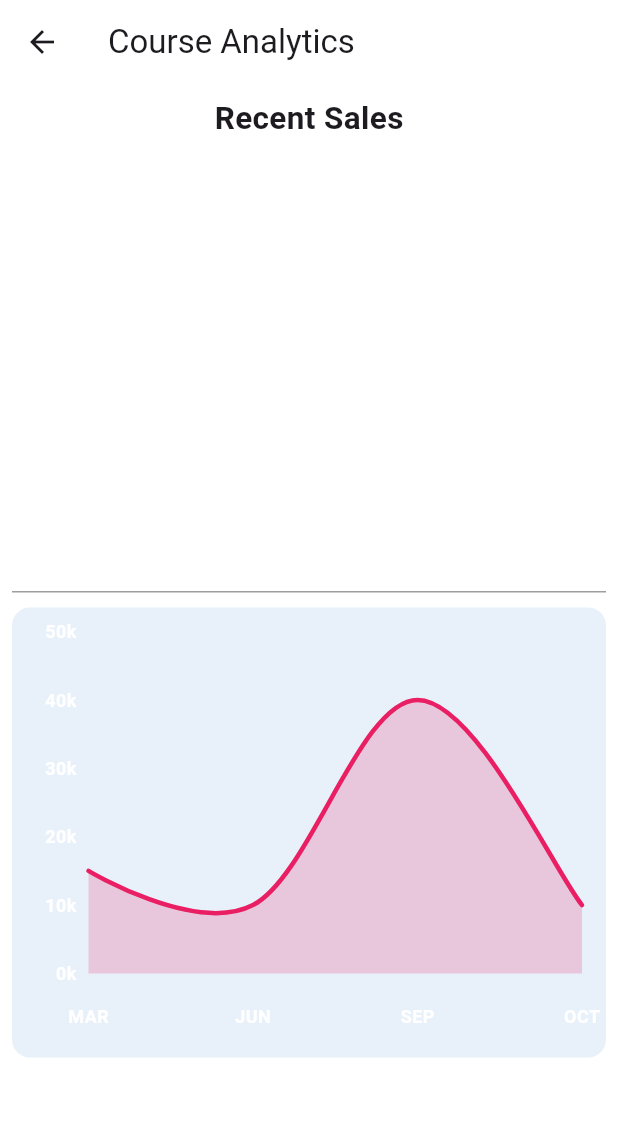
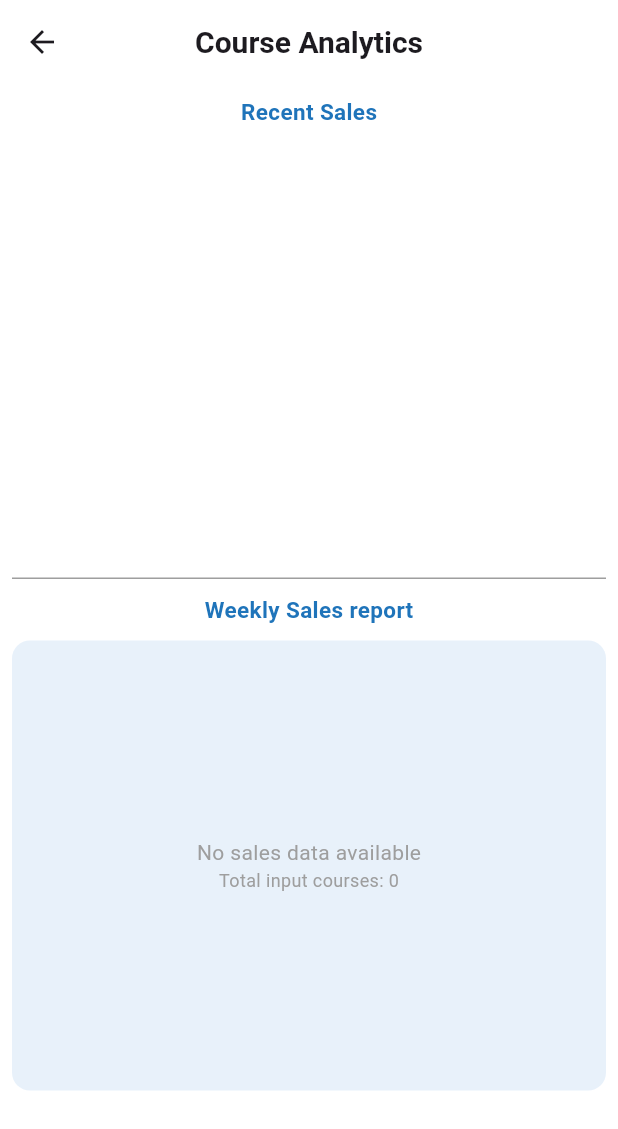
Before and after one commit to vibintomy/growmind_tutor, a Flutter app: the CourseAnalytics screen opened directly, on a phone screen of 412 x 824 dp. Shown: the top 1129 px of the screen. Run offline on Flutter 3.47's test engine with Material 3 defaults, Android fonts, the phone set to English and light mode, and no system bars; drawn by our look-alikes of fl_chart; our stand-ins replace awesome_snackbar_content, chewie, cloud_firestore, dartz, equatable, file_picker and 12 more; missing offline and left inert: dart:ffi, firebase_cloud_firestore, pdfx; accounts and stored records are empty; network calls fail; statements that could not run were skipped.

Commit message:
chart implimented

```diff
--- /dev/null
+++ b/lib/features/home/data/data_source/student_datasource.dart
@@ -0,0 +1,5 @@
+import 'package:growmind_tutuor/features/home/domain/entities/student_entities.dart';
+
+abstract class StudentDatasource {
+  Future<List<StudentEntities>> getStudent(String tutorId);
+}
--- /dev/null
+++ b/lib/features/home/domain/entities/student_entities.dart
@@ -0,0 +1,5 @@
+class StudentEntities {
+  final String displayName;
+  final String imageUrl;
+  StudentEntities({required this.displayName, required this.imageUrl});
+}
--- /dev/null
+++ b/lib/features/home/domain/repository/fetch_student_repositories.dart
@@ -0,0 +1,5 @@
+import 'package:growmind_tutuor/features/home/domain/entities/student_entities.dart';
+
+abstract class FetchStudentRepositories {
+  Future<List<StudentEntities>> getStudent(String tutorId);
+}
--- /dev/null
+++ b/lib/features/home/domain/usecases/fetch_student_usecases.dart
@@ -0,0 +1,10 @@
+import 'package:growmind_tutuor/features/home/domain/entities/student_entities.dart';
+import 'package:growmind_tutuor/features/home/domain/repository/fetch_student_repositories.dart';
+
+class FetchStudentUsecases {
+  final FetchStudentRepositories fetchStudentRepositories;
+  FetchStudentUsecases(this.fetchStudentRepositories);
+  Future<List<StudentEntities>> call(String tutorId) {
+    return fetchStudentRepositories.getStudent(tutorId);
+  }
+}
--- /dev/null
+++ b/lib/features/home/presentation/bloc/student_bloc/student_bloc.dart
@@ -0,0 +1,25 @@
+import 'package:flutter_bloc/flutter_bloc.dart';
+import 'package:growmind_tutuor/features/home/domain/entities/student_entities.dart';
+import 'package:growmind_tutuor/features/home/domain/usecases/fetch_student_usecases.dart';
+import 'package:growmind_tutuor/features/home/presentation/bloc/student_bloc/student_event.dart';
+import 'package:growmind_tutuor/features/home/presentation/bloc/student_bloc/student_state.dart';
+
+class StudentBloc extends Bloc<StudentEvent, StudentState> {
+  final FetchStudentUsecases fetchStudentUsecases;
+  StudentBloc(this.fetchStudentUsecases) : super(StudentStateInitial()) {
+    on<GetStudentEvent>((event, emit) async {
+      emit(StudentStateLoading());
+
+      try {
+        final student = await fetchStudentUsecases.call(event.tutorId);
+        print('Have the values $student');
+      final students = (student as List).cast<StudentEntities>();
+
+
+        emit(StudentStateLoaded(students));
+      } catch (e) {
+        emit(StudentStateError());
+      }
+    });
+  }
+}
--- /dev/null
+++ b/lib/features/home/presentation/bloc/student_bloc/student_event.dart
@@ -0,0 +1,6 @@
+abstract class StudentEvent {}
+
+class GetStudentEvent extends StudentEvent {
+  final String tutorId;
+  GetStudentEvent(this.tutorId);
+}
--- /dev/null
+++ b/lib/features/home/presentation/bloc/student_bloc/student_state.dart
@@ -0,0 +1,15 @@
+import 'package:growmind_tutuor/features/home/domain/entities/student_entities.dart';
+
+abstract class StudentState {}
+
+class StudentStateInitial extends StudentState {}
+
+class StudentStateLoading extends StudentState {}
+
+class StudentStateLoaded extends StudentState {
+  final List<StudentEntities> student;
+  final DateTime timeStamp;
+  StudentStateLoaded(this.student) : timeStamp = DateTime.now();
+}
+
+class StudentStateError extends StudentState {}
--- a/lib/features/home/presentation/pages/course_analytics.dart
+++ b/lib/features/home/presentation/pages/course_analytics.dart
@@ -16,10 +16,12 @@ class CourseAnalytics extends StatelessWidget {
     context
         .read<SalesCourseBloc>()
         .add(GetSalesCourseEvent(tutorId: tutorId!.uid));
+
     return Scaffold(
       backgroundColor: textColor,
       appBar: AppBar(
-        title: const Text('Course Analytics'),
+        title: const Text('Course Analytics',style: TextStyle(fontWeight: FontWeight.bold,fontSize: 20),),
+        centerTitle: true,
         backgroundColor: textColor,
       ),
       body: Padding(
@@ -28,16 +30,18 @@ class CourseAnalytics extends StatelessWidget {
           children: [
             const Text(
               'Recent Sales',
-              style: TextStyle(fontWeight: FontWeight.bold, fontSize: 21),
+              style: TextStyle(fontWeight: FontWeight.bold, fontSize: 15,color: mainColor),
             ),
             BlocBuilder<SalesCourseBloc, SalesCourseState>(
               builder: (context, state) {
                 if (state is SalesCourseLoading) {
                   return const Center(
-                  child: Text('Failed to Load value'),
+                    child: CircularProgressIndicator(),
                   );
                 } else if (state is SalesCourseLoaded) {
-                return SizedBox(
+                  return Column(
+                    children: [
+                      SizedBox(
                         height: 300,
                         child: ListView.builder(
                           itemCount: state.courses.length,
@@ -45,43 +49,59 @@ class CourseAnalytics extends StatelessWidget {
                             final course = state.courses[index];
                             final totalValue = (double.tryParse(course.coursePrice.toString()) ?? 0) *
                                 (int.tryParse(course.purchaseCount.toString()) ?? 0);
-
-
                             return ListTile(
                               leading: SizedBox(
                                 height: 30,
                                 width: 30,
                                 child: ClipOval(
-                                  child: Image.network(course.imageUrl))),
+                                  child: Image.network(
+                                    course.imageUrl,
+                                    fit: BoxFit.cover,
+                                    errorBuilder: (context, error, stackTrace) {
+                                      return const Icon(Icons.error, color: Colors.red);
+                                    },
+                                  ),
+                                ),
+                              ),
                               title: Text(course.courseName),
-                          subtitle: Text( DateTime.parse(course.createdAt).toLocal().toString(),),
-                       trailing: Text('+ \$${totalValue.toStringAsFixed(2)}',style:const TextStyle(color: Colors.green),),
-
-
+                              subtitle: Text(
+                                DateTime.parse(course.createdAt).toLocal().toString(),
+                              ),
+                              trailing: Text(
+                                '+ \$${totalValue.toStringAsFixed(2)}',
+                                style: const TextStyle(color: Colors.green),
+                              ),
                             );
-                      }),
+                          },
+                        ),
+                      ),
+                      const Divider(
+                        height: 1,
+                        color: greyColor,
+                        thickness: 1,
+                      ),
+                      kheight,
+                       const Text(
+              'Weekly Sales report',
+              style: TextStyle(fontWeight: FontWeight.bold, fontSize: 15,color: mainColor),
+            ),
+                      kheight,
+                      SizedBox(
+                        height: 300,
+                        width: MediaQuery.of(context).size.width,
+                        child: LineChartGraphWidget(courses: state.courses),
+                      ),
+                    ],
                   );
-
                 } else if (state is SalesCourseError) {
                   return const Center(
                     child: Text('Failed to load values'),
                   );
                 }
                 return const Center(
-                child: Text('Failed to get the values '),
+                  child: Text('Failed to get the values'),
                 );
-            }),
-         const   Divider(
-              height: 1,
-              color: greyColor,
-              thickness: 1,
-            ),
-
-            kheight,
-            SizedBox(
-              height: 300,
-              width: MediaQuery.of(context).size.width,
-              child: const LineChartGraphWidget(),
+              },
             ),
           ],
         ),
--- a/lib/features/home/presentation/widgets/line_chart_graph_widget.dart
+++ b/lib/features/home/presentation/widgets/line_chart_graph_widget.dart
@@ -1,16 +1,47 @@
 import 'package:flutter/material.dart';
 import 'package:fl_chart/fl_chart.dart';
+import 'package:intl/intl.dart';
 
 class LineChartGraphWidget extends StatelessWidget {
-  const LineChartGraphWidget({super.key});
+  final List<dynamic> courses;
+
+  const LineChartGraphWidget({super.key, required this.courses});
 
   @override
   Widget build(BuildContext context) {
+    final chartData = _processChartData();
+
+    if (chartData.isEmpty) {
       return Container(
         height: 300,
         decoration: BoxDecoration(
           color: Colors.blue[700]!.withOpacity(.1),
-          borderRadius: BorderRadius.circular(12)),
+          borderRadius: BorderRadius.circular(12),
+        ),
+        child: Center(
+          child: Column(
+            mainAxisAlignment: MainAxisAlignment.center,
+            children: [
+              const Text(
+                'No sales data available',
+                style: TextStyle(color: Colors.grey),
+              ),
+              Text(
+                'Total input courses: ${courses.length}',
+                style: const TextStyle(color: Colors.grey, fontSize: 12),
+              ),
+            ],
+          ),
+        ),
+      );
+    }
+
+    return Container(
+      height: 300,
+      decoration: BoxDecoration(
+        color: Colors.blue[700]!.withOpacity(.1),
+        borderRadius: BorderRadius.circular(12),
+      ),
       padding: const EdgeInsets.all(16.0),
       child: LineChart(
         LineChartData(
@@ -19,82 +50,59 @@ class LineChartGraphWidget extends StatelessWidget {
             leftTitles: AxisTitles(
               sideTitles: SideTitles(
                 showTitles: true,
-                getTitlesWidget: (value, meta) {
+                getTitlesWidget: (value, _) {
                   const style = TextStyle(
-                    color: Colors.white,
+                    color: Colors.black,
                     fontWeight: FontWeight.bold,
                     fontSize: 12,
                   );
-                  return SideTitleWidget(
-                    meta: meta,
-                    child: Text('${value.toInt()}k', style: style),
-                  );
+                  return Text('\$${value.toStringAsFixed(0)}', style: style);
                 },
                 reservedSize: 35,
-                interval: 10,
+                interval: _getYAxisInterval(chartData),
               ),
             ),
             topTitles: const AxisTitles(
-                sideTitles: SideTitles(
-              showTitles: false,
-              reservedSize: 50,
-              interval: 1,
-            )),
-            rightTitles:
-                const AxisTitles(sideTitles: SideTitles(showTitles: false)),
+              sideTitles: SideTitles(showTitles: false),
+            ),
+            rightTitles: const AxisTitles(
+              sideTitles: SideTitles(showTitles: false),
+            ),
             bottomTitles: AxisTitles(
               sideTitles: SideTitles(
                 showTitles: true,
-                  getTitlesWidget: (value, meta) {
+                getTitlesWidget: (value, _) {
                   const style = TextStyle(
-                      color: Colors.white,
+                    color: Colors.black,
                     fontWeight: FontWeight.bold,
                     fontSize: 12,
                   );
-                    Widget text;
-                    switch (value.toInt()) {
-                      case 0:
-                        text = const Text('MAR', style: style);
-                        break;
-                      case 1:
-                        text = const Text('JUN', style: style);
-                        break;
-                      case 2:
-                        text = const Text('SEP', style: style);
-                        break;
-                      case 3:
-                        text = const Text('OCT', style: style);
-                        break;
 
-                      default:
-                        text = const Text('', style: style);
-                        break;
+
+                  if (value >= 0 && value < chartData.length) {
+                    return Text(
+                      '${chartData[value.toInt()].day}\n${chartData[value.toInt()].dateString}',
+                      style: style,
+                      textAlign: TextAlign.center,
+                    );
                   }
-                    return SideTitleWidget(
-                      meta: meta,
-                      space: 20,
-                      child: text,
-                    );
+                  return const Text('', style: TextStyle(fontSize: 0));
                 },
-                  reservedSize: 40,
-                  interval: 1),
+                reservedSize: 50,
+                interval: 1,
               ),
             ),
-          borderData: FlBorderData(
-            show: false, // Remove the border
           ),
+          borderData: FlBorderData(show: false),
           minX: 0,
-          maxX: 3,
+          maxX: (chartData.length - 1).toDouble(),
           minY: 0,
-          maxY: 50,
+          maxY: _getMaxYValue(chartData),
           lineBarsData: [
             LineChartBarData(
-              spots: const [
-                FlSpot(0, 15),
-                FlSpot(1, 10),
-                FlSpot(2, 40),
-                FlSpot(3, 10),
-              ],
+              spots: chartData.asMap().entries.map((entry) {
+                return FlSpot(entry.key.toDouble(), entry.value.totalValue);
+              }).toList(),
               isCurved: true,
               barWidth: 3,
               isStrokeCapRound: true,
@@ -102,8 +110,7 @@ class LineChartGraphWidget extends StatelessWidget {
               color: Colors.pink,
               belowBarData: BarAreaData(
                 show: true,
-                color: Colors.pink.withOpacity(
-                    0.2), // Set the color of the layer below the line
+                color: Colors.pink.withOpacity(0.2),
               ),
             ),
           ],
@@ -111,4 +118,94 @@ class LineChartGraphWidget extends StatelessWidget {
       ),
     );
   }
+
+  List<DailySalesData> _processChartData() {
+
+    if (courses == null || courses.isEmpty) {
+      return [];
     }
+
+
+    final latestDate = courses.map((course) {
+      try {
+        return DateTime.parse(course.createdAt?.toString() ?? '');
+      } catch (e) {
+        return null;
+      }
+    }).where((date) => date != null).toList();
+
+    if (latestDate.isEmpty) {
+      return [];
+    }
+
+    final mostRecentDate = latestDate.reduce((a, b) => a!.isAfter(b!) ? a : b);
+    final sevenDaysAgo = mostRecentDate!.subtract(const Duration(days: 6));
+
+    final Map<DateTime, DailySalesData> dailyData = {};
+
+    for (var course in courses) {
+      DateTime? date;
+      try {
+        date = DateTime.tryParse(course.createdAt?.toString() ?? '');
+
+        if (date == null) continue;
+      } catch (e) {
+        continue;
+      }
+
+      if (date.isBefore(sevenDaysAgo)) continue;
+
+      final coursePrice = double.tryParse(course.coursePrice?.toString() ?? '0') ?? 0;
+      final purchaseCount = int.tryParse(course.purchaseCount?.toString() ?? '0') ?? 0;
+
+      final totalValue = coursePrice * purchaseCount;
+
+      final dateKey = DateTime(date.year, date.month, date.day);
+
+      if (dailyData.containsKey(dateKey)) {
+        dailyData[dateKey]!.totalValue += totalValue;
+        dailyData[dateKey]!.courseCount += purchaseCount;
+      } else {
+        dailyData[dateKey] = DailySalesData(
+          date: dateKey,
+          day: DateFormat('EEE').format(dateKey),
+          dateString: DateFormat('MM/dd').format(dateKey),
+          totalValue: totalValue,
+          courseCount: purchaseCount,
+        );
+      }
+    }
+
+
+    return dailyData.values.toList()
+      ..sort((a, b) => a.date.compareTo(b.date));
+  }
+
+  double _getMaxYValue(List<DailySalesData> data) {
+    if (data.isEmpty) return 50;
+    final maxValue = data.map((e) => e.totalValue).reduce((a, b) => a > b ? a : b);
+    return maxValue * 1.2;
+  }
+
+  double _getYAxisInterval(List<DailySalesData> data) {
+    if (data.isEmpty) return 10;
+    final maxValue = _getMaxYValue(data);
+    return maxValue / 5;
+  }
+}
+
+class DailySalesData {
+  DateTime date;
+  String day;
+  String dateString;
+  double totalValue;
+  int courseCount;
+
+  DailySalesData({
+    required this.date,
+    required this.day,
+    required this.dateString,
+    required this.totalValue,
+    required this.courseCount,
+  });
+}
--- a/lib/main.dart
+++ b/lib/main.dart
@@ -22,12 +22,14 @@ import 'package:growmind_tutuor/features/chat/presentation/bloc/chat_bloc/chat_b
 import 'package:growmind_tutuor/features/chat/presentation/bloc/conversation_bloc/conversation_bloc.dart';
 import 'package:growmind_tutuor/features/home/domain/usecases/fetch_category_usecases.dart';
 import 'package:growmind_tutuor/features/home/domain/usecases/fetch_course_usecases.dart';
+import 'package:growmind_tutuor/features/home/domain/usecases/fetch_student_usecases.dart';
 import 'package:growmind_tutuor/features/home/domain/usecases/get_saled_course_usecase.dart';
 import 'package:growmind_tutuor/features/home/domain/usecases/upload_course_usecases.dart';
 import 'package:growmind_tutuor/features/home/presentation/bloc/create_course_bloc/create_course_bloc.dart';
 import 'package:growmind_tutuor/features/home/presentation/bloc/fetch_category_bloc/bloc/fetch_category_bloc.dart';
 import 'package:growmind_tutuor/features/home/presentation/bloc/fetch_course_bloc/fetch_course_bloc.dart';
 import 'package:growmind_tutuor/features/home/presentation/bloc/sales_course_bloc/sales_course_bloc.dart';
+import 'package:growmind_tutuor/features/home/presentation/bloc/student_bloc/student_bloc.dart';
 import 'package:growmind_tutuor/features/home/presentation/bloc/update_section_course_bloc/bloc/update_section_bloc.dart';
 import 'package:growmind_tutuor/features/profile/domain/usecases/get_profile.dart';
 import 'package:growmind_tutuor/features/profile/domain/usecases/update_profile_usecases.dart';
@@ -78,7 +80,8 @@ class MyApp extends StatelessWidget {
               BlocProvider(create: (context)=> UpdateSectionBloc([])),
               BlocProvider(create: (context)=> ChatBloc(getMessageWithStudents: getIt<GetMessageStudents>(), sendMessage:getIt<GetSendMessage>() )),
               BlocProvider(create: (context)=> ConversationBloc(getTutorConversations: getIt<GetTutorconversation>(), getStudentProfile: getIt<GetStudentProfile>())),
-              BlocProvider(create: (context)=> SalesCourseBloc(getIt<GetSaledCourseUsecase>()))
+              BlocProvider(create: (context)=> SalesCourseBloc(getIt<GetSaledCourseUsecase>())),
+              BlocProvider(create: (context)=> StudentBloc(getIt<FetchStudentUsecases>()))
             ],
             child: MaterialApp(
               theme: ThemeData(
--- a/pubspec.yaml
+++ b/pubspec.yaml
@@ -55,6 +55,7 @@ dependencies:
   intl: 0.19.0
   firebase_messaging: ^15.2.3
   fl_chart: ^0.70.2
+  syncfusion_flutter_charts: ^28.2.9
 
 
   # The following adds the Cupertino Icons font to your application.
```
Also changed, not shown: lib/core/utils/service_locator.dart (+15 -2 lines), lib/features/home/data/data_source/student_datasource_impl.dart (added, +38 -0 lines), lib/features/home/data/repository_impl/student_repo_impl.dart (added, +12 -0 lines), lib/features/home/presentation/pages/home_page.dart (+11 -2 lines), lib/features/home/presentation/pages/student_management.dart (added, +138 -0 lines), lib/features/home/presentation/widgets/sync_fusion_chart.dart (added, +41 -0 lines), pubspec.lock, 4 other files. Lines whose indentation alone changed are shown as unchanged.
